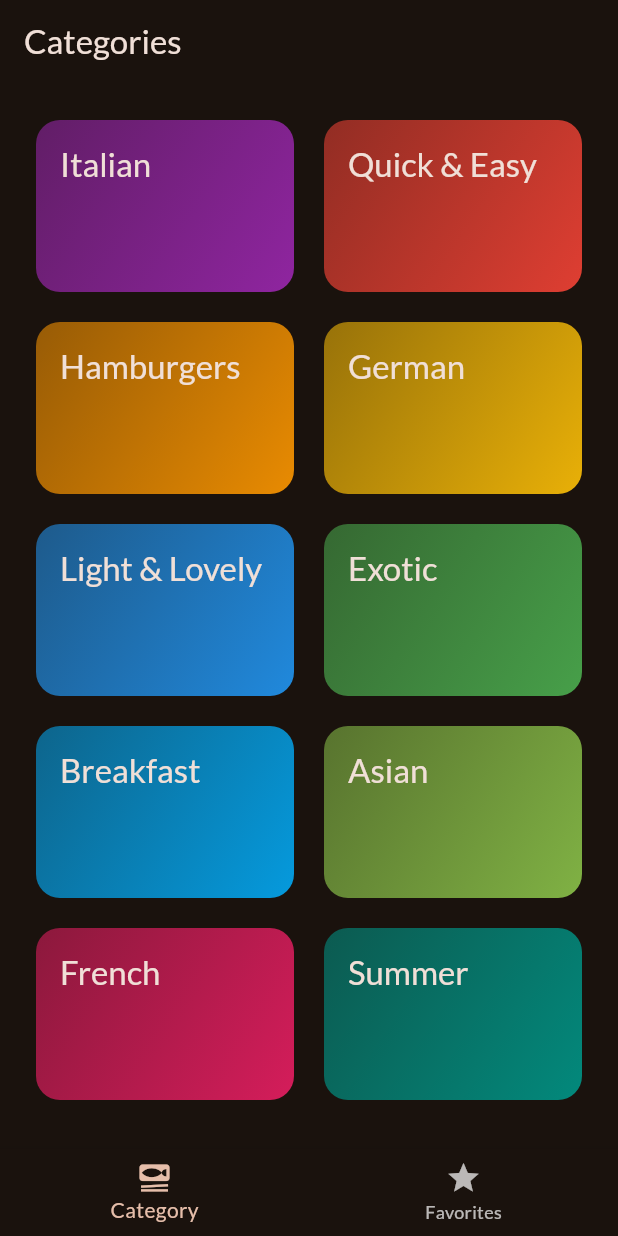
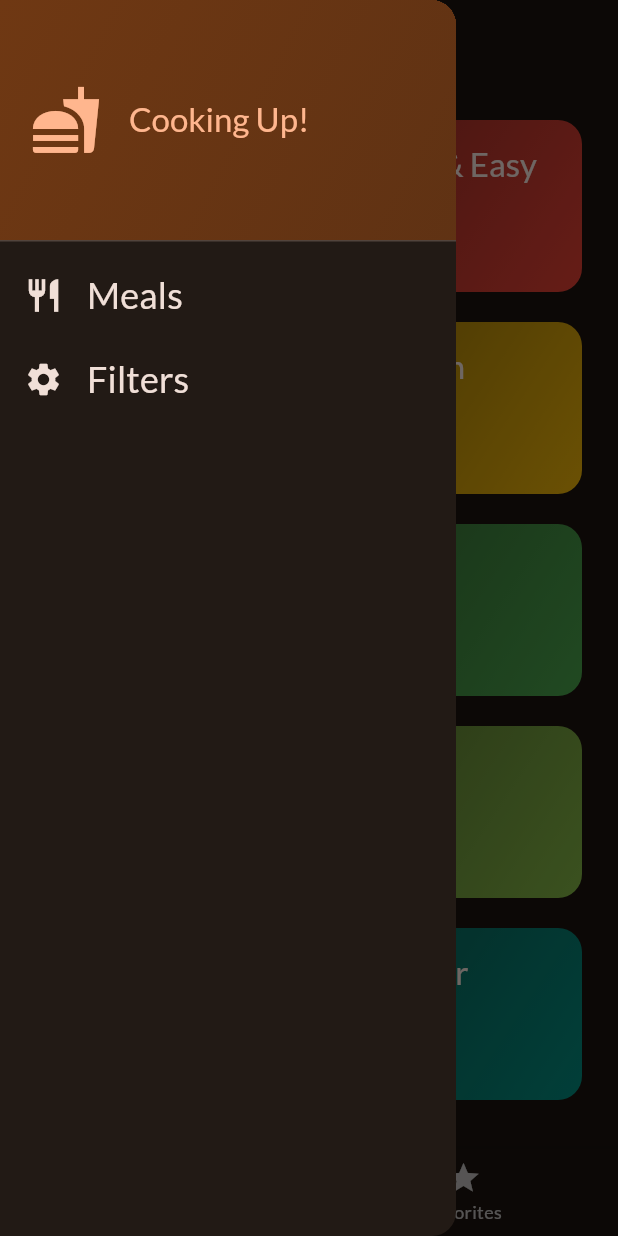
Before and after one commit to nirajan0bohara/meal_app, a Flutter app: the screen it shows after launch, with the side drawer open (before the commit the screen has no drawer), on a phone screen of 412 x 824 dp. Run offline on Flutter 3.47's test engine with Material 3 defaults, Android fonts, the phone set to English and light mode, and no system bars; our stand-ins replace google_fonts, transparent_image.

Commit message:
add something in tabs

```diff
--- a/lib/screens/meal_details_screen.dart
+++ b/lib/screens/meal_details_screen.dart
@@ -87,6 +87,7 @@ class MealDetailsScreen extends StatelessWidget {
             ),
           ],
         ),
-        ));
+      ),
+    );
   }
 }
--- a/lib/screens/tabs.dart
+++ b/lib/screens/tabs.dart
@@ -2,6 +2,7 @@ import 'package:flutter/material.dart';
 import 'package:meal_app/models/meal.dart';
 import 'package:meal_app/screens/categories.dart';
 import 'package:meal_app/screens/meals.dart';
+import 'package:meal_app/widgets/main_drawer.dart';
 
 class TabsScreen extends StatefulWidget {
   const TabsScreen({super.key});
@@ -64,6 +65,7 @@ class _TabsScreenState extends State<TabsScreen> {
       appBar: AppBar(
         title: Text(activePageTitle),
       ),
+      drawer: MainDrawer(),
       body: activePage,
       bottomNavigationBar: BottomNavigationBar(
         onTap: _selectPage,
--- /dev/null
+++ b/lib/widgets/main_drawer.dart
@@ -0,0 +1,79 @@
+import 'package:flutter/material.dart';
+
+class MainDrawer extends StatelessWidget {
+  const MainDrawer({super.key});
+
+  @override
+  Widget build(BuildContext context) {
+    return Drawer(
+      // backgroundColor: Colors.transparent,
+      child: Column(
+        children: [
+          DrawerHeader(
+            padding: const EdgeInsets.all(20),
+            decoration: BoxDecoration(
+              gradient: LinearGradient(
+                colors: [
+                  Theme.of(context).colorScheme.primaryContainer,
+                  Theme.of(context)
+                      .colorScheme
+                      .primaryContainer
+                      .withOpacity(0.8),
+                ],
+                begin: Alignment.topLeft,
+                end: Alignment.bottomRight,
+              ),
+            ),
+            child: Row(
+              children: [
+                Icon(
+                  Icons.fastfood,
+                  size: 48,
+                  color: Theme.of(context).colorScheme.primary,
+                ),
+                const SizedBox(width: 18),
+                Text(
+                  'Cooking Up!',
+                  style: Theme.of(context).textTheme.titleLarge!.copyWith(
+                        color: Theme.of(context).colorScheme.primary,
+                      ),
+                ),
+              ],
+            ),
+          ),
+          // const SizedBox(height: 10),
+          ListTile(
+            leading: Icon(
+              Icons.restaurant,
+              size: 26,
+              color: Theme.of(context).colorScheme.onBackground,
+            ),
+            title: Text(
+              'Meals',
+              style: Theme.of(context).textTheme.titleSmall!.copyWith(
+                    color: Theme.of(context).colorScheme.onBackground,
+                    fontSize: 24,
+                  ),
+            ),
+            onTap: () {},
+          ),
+          ListTile(
+            leading: Icon(
+              Icons.settings,
+              size: 26,
+              color: Theme.of(context).colorScheme.onBackground,
+            ),
+            title: Text(
+              'Filters',
+              style: Theme.of(context).textTheme.titleSmall!.copyWith(
+                    color: Theme.of(context).colorScheme.onBackground,
+                    fontSize: 24,
+                  ),
+            ),
+            onTap: () {},
+          ),
+        ],
+      ),
+    );
+  }
+}
```
Lines whose indentation alone changed are shown as unchanged.
